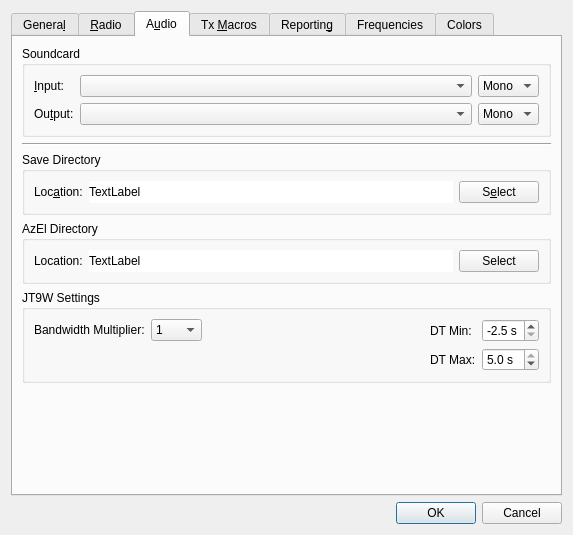
saitohirga/WSJT-X, file Configuration.ui: the form before one commit.
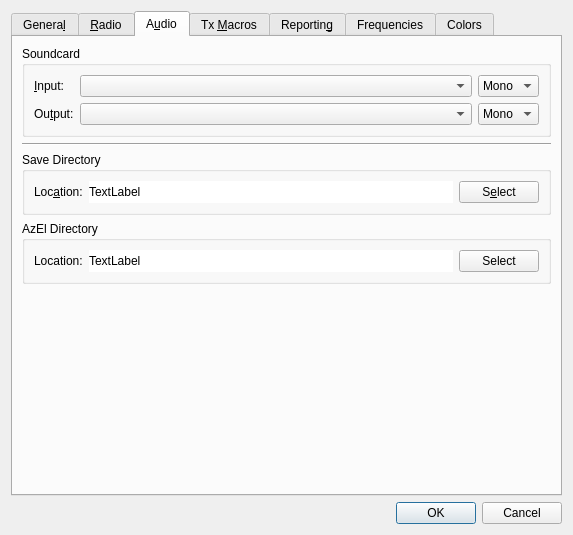
The form after the commit. The open tabs and pages were chosen to show the change.

What changed in the file:
```diff
--- a/Configuration.ui
+++ b/Configuration.ui
@@ -1180,26 +1180,6 @@
        <string>Audio interface settings</string>
       </attribute>
       <layout class="QGridLayout" name="gridLayout_5">
-       <item row="6" column="0">
-        <spacer name="verticalSpacer_3">
-         <property name="orientation">
-          <enum>Qt::Vertical</enum>
-         </property>
-         <property name="sizeHint" stdset="0">
-          <size>
-           <width>20</width>
-           <height>40</height>
-          </size>
-         </property>
-        </spacer>
-       </item>
-       <item row="1" column="0">
-        <widget class="Line" name="line_2">
-         <property name="orientation">
-          <enum>Qt::Horizontal</enum>
-         </property>
-        </widget>
-       </item>
        <item row="2" column="0">
         <widget class="QGroupBox" name="save_path_group_box">
          <property name="title">
@@ -1367,160 +1347,6 @@
          </layout>
         </widget>
        </item>
-       <item row="4" column="0">
-        <widget class="QGroupBox" name="jt9w_group_box">
-         <property name="title">
-          <string>JT9W Settings</string>
-         </property>
-         <layout class="QGridLayout" name="gridLayout_9">
-          <item row="0" column="0">
-           <layout class="QFormLayout" name="formLayout_2">
-            <property name="fieldGrowthPolicy">
-             <enum>QFormLayout::ExpandingFieldsGrow</enum>
-            </property>
-            <item row="0" column="1">
-             <widget class="QComboBox" name="jt9w_bandwidth_mult_combo_box">
-              <item>
-               <property name="text">
-                <string>1</string>
-               </property>
-              </item>
-              <item>
-               <property name="text">
-                <string>2</string>
-               </property>
-              </item>
-              <item>
-               <property name="text">
-                <string>4</string>
-               </property>
-              </item>
-              <item>
-               <property name="text">
-                <string>8</string>
-               </property>
-              </item>
-              <item>
-               <property name="text">
-                <string>16</string>
-               </property>
-              </item>
-              <item>
-               <property name="text">
-                <string>32</string>
-               </property>
-              </item>
-              <item>
-               <property name="text">
-                <string>64</string>
-               </property>
-              </item>
-              <item>
-               <property name="text">
-                <string>128</string>
-               </property>
-              </item>
-             </widget>
-            </item>
-            <item row="0" column="0">
-             <widget class="QLabel" name="label_3">
-              <property name="text">
-               <string>Bandwidth Multiplier:</string>
-              </property>
-              <property name="buddy">
-               <cstring>jt9w_bandwidth_mult_combo_box</cstring>
-              </property>
-             </widget>
-            </item>
-           </layout>
-          </item>
-          <item row="0" column="2">
-           <layout class="QFormLayout" name="formLayout_3">
-            <property name="fieldGrowthPolicy">
-             <enum>QFormLayout::ExpandingFieldsGrow</enum>
-            </property>
-            <item row="1" column="0">
-             <widget class="QLabel" name="label_4">
-              <property name="text">
-               <string>DT Max:</string>
-              </property>
-              <property name="buddy">
-               <cstring>jt9w_max_dt_double_spin_box</cstring>
-              </property>
-             </widget>
-            </item>
-            <item row="0" column="0">
-             <widget class="QLabel" name="label_2">
-              <property name="text">
-               <string>DT Min:</string>
-              </property>
-              <property name="buddy">
-               <cstring>jt9w_min_dt_double_spin_box</cstring>
-              </property>
-             </widget>
-            </item>
-            <item row="0" column="1">
-             <widget class="QDoubleSpinBox" name="jt9w_min_dt_double_spin_box">
-              <property name="suffix">
-               <string> s</string>
-              </property>
-              <property name="decimals">
-               <number>1</number>
-              </property>
-              <property name="minimum">
-               <double>-2.500000000000000</double>
-              </property>
-              <property name="maximum">
-               <double>5.000000000000000</double>
-              </property>
-              <property name="singleStep">
-               <double>0.100000000000000</double>
-              </property>
-              <property name="value">
-               <double>-2.500000000000000</double>
-              </property>
-             </widget>
-            </item>
-            <item row="1" column="1">
-             <widget class="QDoubleSpinBox" name="jt9w_max_dt_double_spin_box">
-              <property name="suffix">
-               <string> s</string>
-              </property>
-              <property name="decimals">
-               <number>1</number>
-              </property>
-              <property name="minimum">
-               <double>-2.500000000000000</double>
-              </property>
-              <property name="maximum">
-               <double>5.000000000000000</double>
-              </property>
-              <property name="singleStep">
-               <double>0.100000000000000</double>
-              </property>
-              <property name="value">
-               <double>5.000000000000000</double>
-              </property>
-             </widget>
-            </item>
-           </layout>
-          </item>
-          <item row="0" column="1">
-           <spacer name="horizontalSpacer_5">
-            <property name="orientation">
-             <enum>Qt::Horizontal</enum>
-            </property>
-            <property name="sizeHint" stdset="0">
-             <size>
-              <width>40</width>
-              <height>20</height>
-             </size>
-            </property>
-           </spacer>
-          </item>
-         </layout>
-        </widget>
-       </item>
        <item row="3" column="0">
         <widget class="QGroupBox" name="azel_path_group_box">
          <property name="minimumSize">
@@ -1566,6 +1392,26 @@
          </layout>
         </widget>
        </item>
+       <item row="5" column="0">
+        <spacer name="verticalSpacer_3">
+         <property name="orientation">
+          <enum>Qt::Vertical</enum>
+         </property>
+         <property name="sizeHint" stdset="0">
+          <size>
+           <width>20</width>
+           <height>40</height>
+          </size>
+         </property>
+        </spacer>
+       </item>
+       <item row="1" column="0">
+        <widget class="Line" name="line_2">
+         <property name="orientation">
+          <enum>Qt::Horizontal</enum>
+         </property>
+        </widget>
+       </item>
       </layout>
      </widget>
      <widget class="QWidget" name="tx_macros_tab">
```
Left out of the diff: 9 changed lines with no effect on the pictures.
